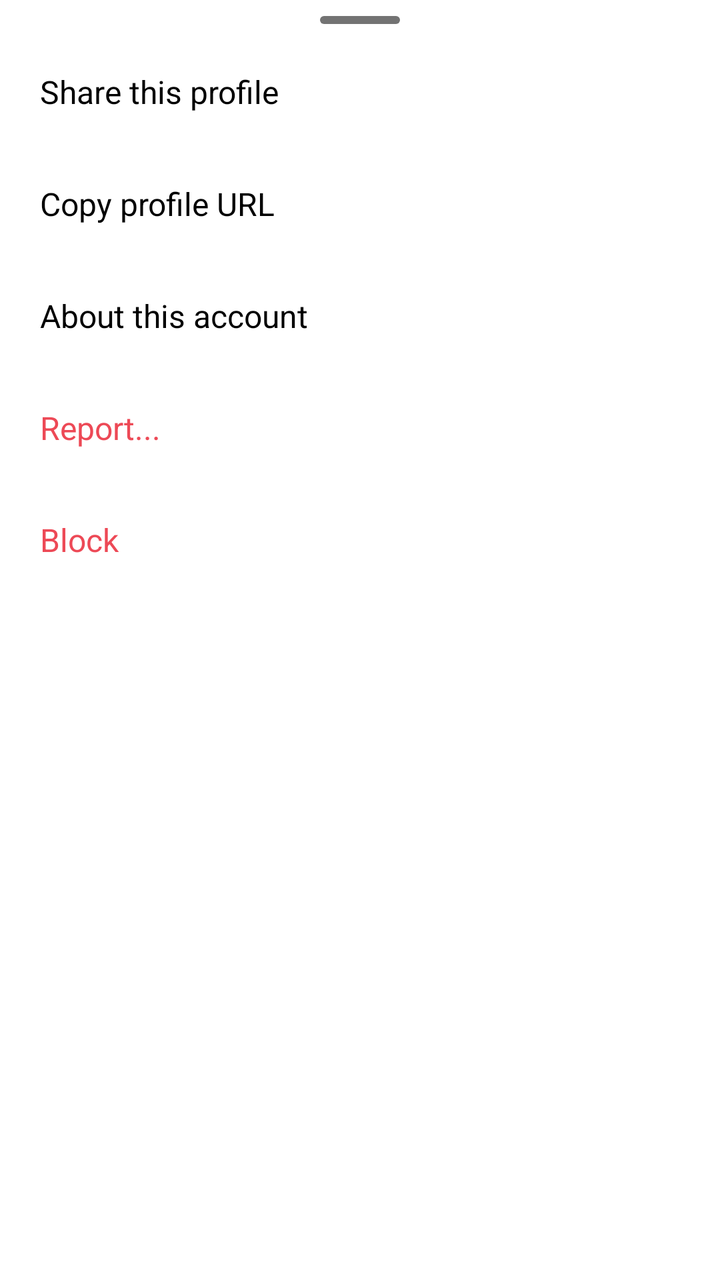
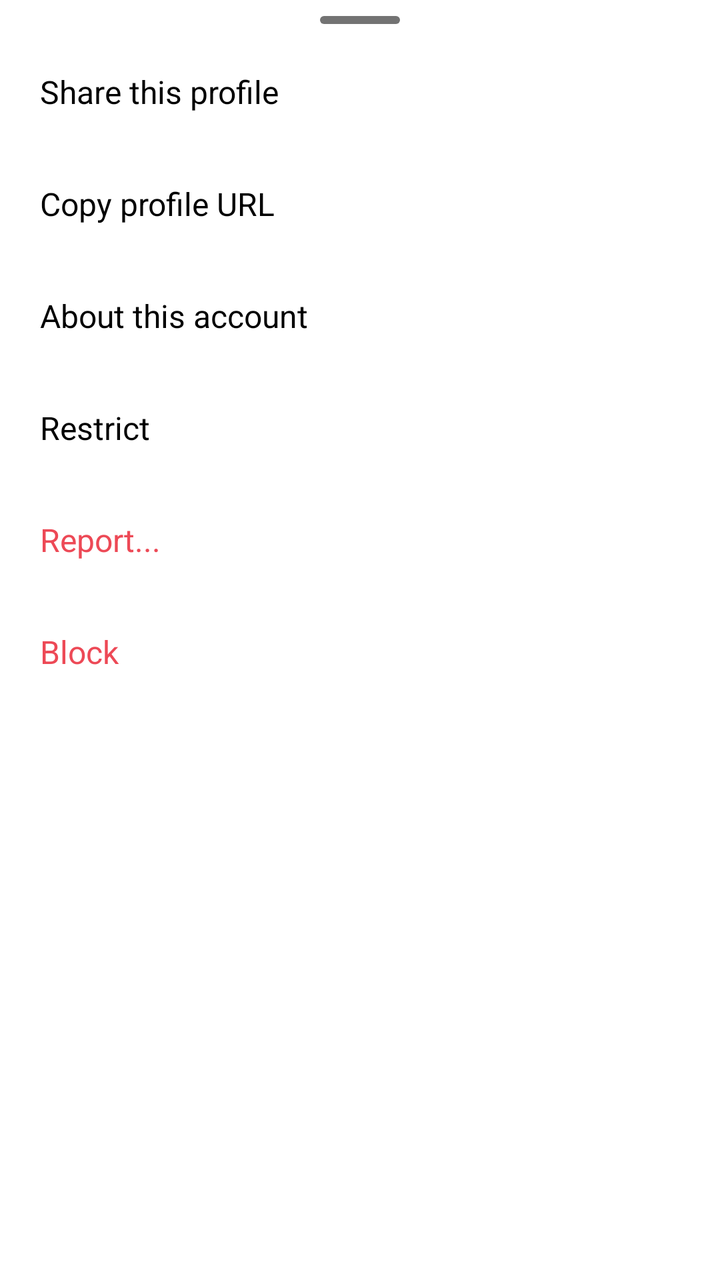

Before-and-after screenshots of an Android layout around one commit, followed by the original layout XML and the change that was made.
<!-- AndroidManifest.xml: application theme Theme.InstaClone -->
<!-- res/layout/sheet_p18_more.xml -->
<?xml version="1.0" encoding="utf-8"?>
<LinearLayout xmlns:android="http://schemas.android.com/apk/res/android"
    android:layout_width="match_parent"
    android:layout_height="wrap_content"
    android:background="@drawable/bg_p18_sheet"
    android:orientation="vertical"
    android:paddingBottom="16dp">

    <View
        android:layout_width="40dp"
        android:layout_height="4dp"
        android:layout_gravity="center_horizontal"
        android:layout_marginTop="8dp"
        android:layout_marginBottom="6dp"
        android:background="@drawable/bg_drag_handle" />

    <TextView
        android:id="@+id/rowShare"
        style="@style/P18SheetRow"
        android:text="Share this profile" />

    <TextView
        android:id="@+id/rowCopyUrl"
        style="@style/P18SheetRow"
        android:text="Copy profile URL" />

    <TextView
        android:id="@+id/rowAbout"
        style="@style/P18SheetRow"
        android:text="About this account" />

    <TextView
        android:id="@+id/rowReport"
        style="@style/P18SheetRow"
        android:text="Report..."
        android:textColor="@color/profile_red" />

    <TextView
        android:id="@+id/rowBlock"
        style="@style/P18SheetRow"
        android:text="Block"
        android:textColor="@color/profile_red" />
</LinearLayout>
<!-- resources referenced by this layout -->
<resources>
  <color name="profile_red">#ED4956</color>
  <!-- drawable bg_drag_handle (drawable) -->
  <?xml version="1.0" encoding="utf-8"?>
  <shape xmlns:android="http://schemas.android.com/apk/res/android"
      android:shape="rectangle">
      <corners android:radius="2dp" />
      <solid android:color="@color/color_text_secondary" />
  </shape>
  <!-- drawable bg_p18_sheet (drawable) -->
  <shape xmlns:android="http://schemas.android.com/apk/res/android" android:shape="rectangle">
      <solid android:color="@color/profile_sheet_bg" />
      <corners android:topLeftRadius="16dp" android:topRightRadius="16dp" />
  </shape>
  <style name="P18SheetRow">
          <item name="android:layout_width">match_parent</item>
          <item name="android:layout_height">56dp</item>
          <item name="android:gravity">center_vertical</item>
          <item name="android:paddingStart">20dp</item>
          <item name="android:paddingEnd">20dp</item>
          <item name="android:textSize">16sp</item>
          <item name="android:textColor">?attr/themeTextPrimary</item>
          <item name="android:background">?attr/selectableItemBackground</item>
          <item name="android:clickable">true</item>
          <item name="android:focusable">true</item>
      </style>
  <style name="Theme.InstaClone" parent="Theme.MaterialComponents.DayNight.NoActionBar">
          
          <item name="colorPrimary">@color/color_primary</item>
          <item name="colorPrimaryVariant">@color/color_primary</item>
          <item name="colorSecondary">@color/color_primary</item>
          <item name="colorSecondaryVariant">@color/color_primary</item>
          <item name="colorOnPrimary">@color/white</item>
          <item name="colorAccent">@color/color_primary</item>
          <item name="android:colorControlActivated">@color/color_primary</item>
  
          
          <item name="android:colorBackground">@color/color_background</item>
          <item name="android:windowBackground">@color/color_background</item>
          <item name="colorSurface">@color/color_background</item>
          <item name="colorOnSurface">@color/color_text_primary</item>
          <item name="android:textColorPrimary">@color/color_text_primary</item>
          <item name="android:textColorSecondary">@color/color_text_secondary</item>
  
          
          <item name="android:statusBarColor">@android:color/transparent</item>
          <item name="android:navigationBarColor">@android:color/transparent</item>
          <item name="android:windowLightStatusBar">true</item>
          <item name="android:windowLightNavigationBar" tools:targetApi="o_mr1">true</item>
          <item name="android:windowDrawsSystemBarBackgrounds">true</item>
  
          
          <item name="elevationOverlayEnabled">false</item>
          <item name="android:fontFamily">sans-serif</item>
  
          
          <item name="themeBackground">@color/color_background</item>
          <item name="themeTextPrimary">@color/color_text_primary</item>
          <item name="themeTextSecondary">@color/color_text_secondary</item>
          <item name="themeSurfaceVariant">@color/color_surface_variant</item>
          <item name="themeDivider">@color/color_divider</item>
          <item name="themePrimary">@color/color_primary</item>
          <item name="themeLike">@color/color_like</item>
          <item name="themeSheet">@color/color_sheet</item>
      </style>
  <color name="color_text_secondary">#737373</color>
  <color name="profile_sheet_bg">#FFFFFF</color>
  <color name="color_primary">#0095F6</color>
  <color name="white">#FFFFFF</color>
  <color name="color_background">#FFFFFF</color>
  <color name="color_text_primary">#000000</color>
  <color name="color_surface_variant">#EFEFEF</color>
  <color name="color_divider">#DBDBDB</color>
  <color name="color_like">#FF3040</color>
  <color name="color_sheet">#FFFFFF</color>
</resources>

<!-- the commit's change to res/layout/sheet_p18_more.xml (unified diff, before → after) -->
@@ -30,6 +30,11 @@
         android:text="About this account" />
 
     <TextView
+        android:id="@+id/rowRestrict"
+        style="@style/P18SheetRow"
+        android:text="@string/st_restrict" />
+
+    <TextView
         android:id="@+id/rowReport"
         style="@style/P18SheetRow"
         android:text="Report..."
<!-- resource entries referenced after the edit -->
@@ -13,6 +13,7 @@
       <solid android:color="@color/profile_sheet_bg" />
       <corners android:topLeftRadius="16dp" android:topRightRadius="16dp" />
   </shape>
+  <string name="st_restrict">Restrict</string>
   <style name="P18SheetRow">
           <item name="android:layout_width">match_parent</item>
           <item name="android:layout_height">56dp</item>
